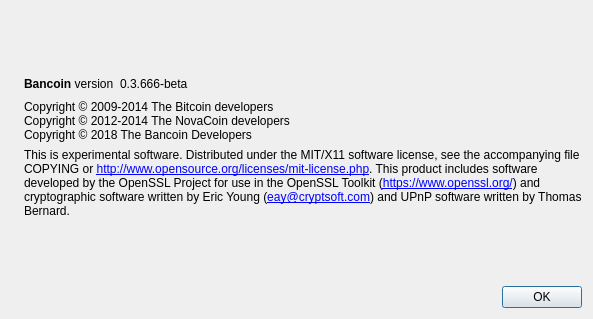
Qt form src/qt/forms/aboutdialog.ui (jamcont/BancoinCore) before a commit.
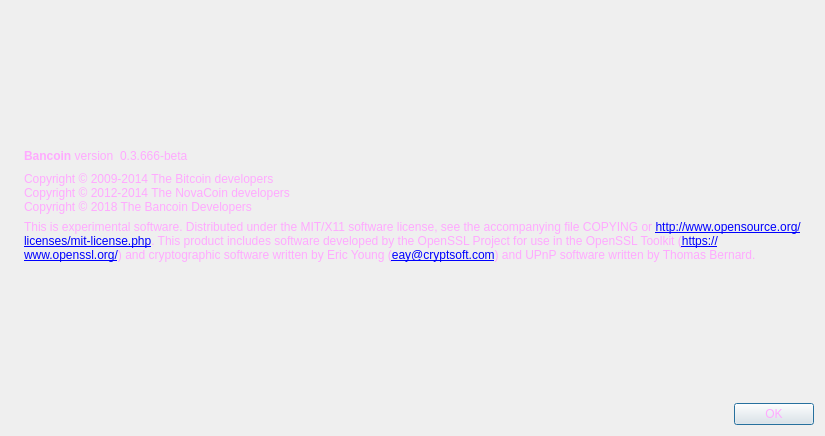
The same form after that commit. Icons and pictures are not drawn.

Patch:
```diff
--- a/src/qt/forms/aboutdialog.ui
+++ b/src/qt/forms/aboutdialog.ui
@@ -6,13 +6,17 @@
    <rect>
     <x>0</x>
     <y>0</y>
-    <width>593</width>
-    <height>319</height>
+    <width>825</width>
+    <height>436</height>
    </rect>
   </property>
   <property name="windowTitle">
    <string>About Bancoin</string>
   </property>
+  <property name="styleSheet">
+   <string notr="true">background-image: url(:/images/bkg2);
+color: rgb(255, 170, 255);</string>
+  </property>
   <layout class="QHBoxLayout" name="horizontalLayout_2">
    <item>
     <widget class="QLabel" name="label_4">
```
